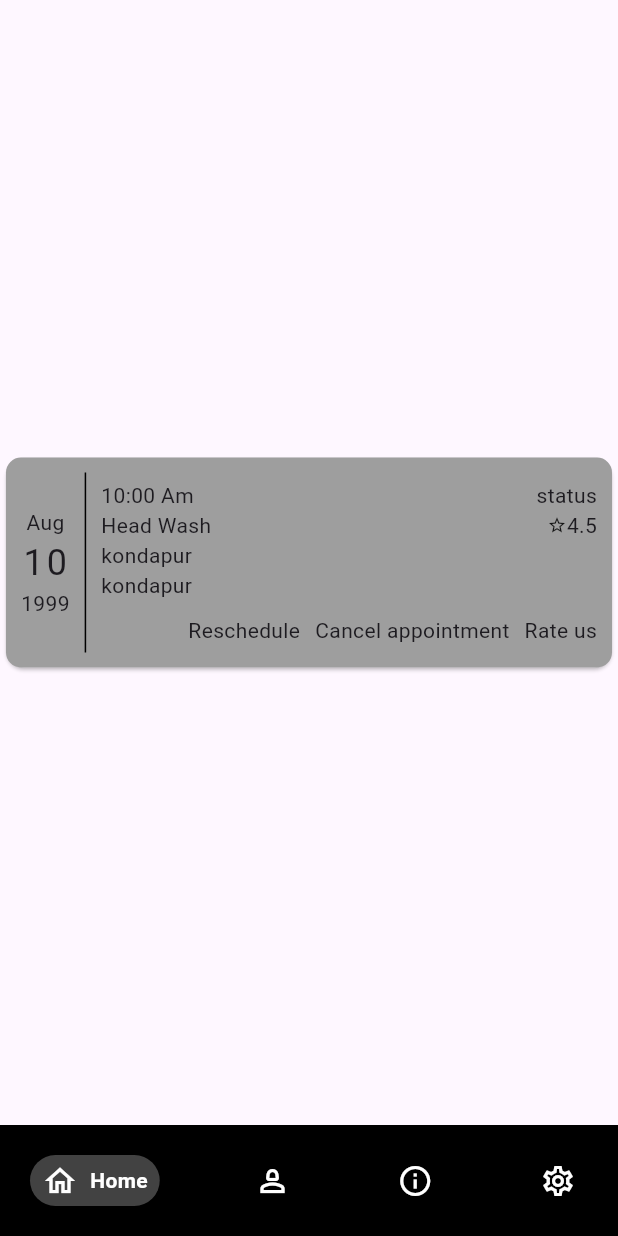
After one commit to PrasadMusini/PRACTICE_FLUTTER, a Flutter app: the BottomNav screen opened directly, on a phone screen of 412 x 824 dp. The commit adds this screen. Run offline on Flutter 3.47's test engine with Material 3 defaults, Android fonts, the phone set to English and light mode, and no system bars; drawn by our look-alikes of google_nav_bar; our stand-ins replace cached_network_image, dotted_border, fl_chart, flutter_svg, marquee, permission_handler and 2 more; missing offline and left inert: flame, progress_loading_button.

Commit message:
Added some features

```diff
--- /dev/null
+++ b/lib/features/bottom_nav_bar.dart
@@ -0,0 +1,65 @@
+import 'package:flutter/material.dart';
+import 'package:google_nav_bar/google_nav_bar.dart';
+import 'package:practice_flutter/temp/page1.dart';
+import 'package:practice_flutter/temp/page2.dart';
+import 'package:practice_flutter/temp/page3.dart';
+import 'package:practice_flutter/temp/page4.dart';
+
+class BottomNav extends StatefulWidget {
+  const BottomNav({super.key});
+
+  @override
+  State<BottomNav> createState() => _BottomNavState();
+}
+
+class _BottomNavState extends State<BottomNav> {
+  int currentIndex = 0;
+  final List<Widget> pages = [
+    const Page1(),
+    const Page2(),
+    const Page3(),
+    const Page4(),
+  ];
+  @override
+  Widget build(BuildContext context) {
+    return Scaffold(
+      body: pages[currentIndex],
+      bottomNavigationBar: Container(
+        padding: const EdgeInsets.all(20),
+        color: Colors.black,
+        child: GNav(
+            selectedIndex: currentIndex,
+            onTabChange: (selectedIndex) {
+              setState(() {
+                currentIndex = selectedIndex;
+              });
+            },
+            gap: 8,
+            padding: const EdgeInsets.symmetric(vertical: 5, horizontal: 8),
+            backgroundColor: Colors.black,
+            color: Colors.white,
+            activeColor: Colors.white,
+            tabBackgroundColor: Colors.grey.shade800,
+            hoverColor: Colors.red,
+            tabs: const [
+              GButton(
+                icon: Icons.home_outlined,
+                text: 'Home',
+              ),
+              GButton(
+                icon: Icons.person_2_outlined,
+                text: 'Profile',
+              ),
+              GButton(
+                icon: Icons.info_outline,
+                text: 'About',
+              ),
+              GButton(
+                icon: Icons.settings_outlined,
+                text: 'Settings',
+              ),
+            ]),
+      ),
+    );
+  }
+}
--- /dev/null
+++ b/lib/temp/page1.dart
@@ -0,0 +1,130 @@
+import 'package:flutter/material.dart';
+
+class Page1 extends StatelessWidget {
+  const Page1({super.key});
+
+  @override
+  Widget build(BuildContext context) {
+    return Scaffold(
+      body: Center(
+        child: cardWithFeedback(),
+      ),
+    );
+  }
+
+  Widget cardWithFeedback() {
+    return Card(
+      child: Column(
+        mainAxisSize: MainAxisSize.min,
+        children: [
+          Container(
+            // height: 120,
+            padding: const EdgeInsets.all(10),
+            decoration: BoxDecoration(
+              color: Colors.grey,
+              borderRadius: BorderRadius.circular(10.0),
+            ),
+            child: Row(
+              children: [
+                Container(
+                  child: const Column(
+                    mainAxisSize: MainAxisSize.min,
+                    mainAxisAlignment: MainAxisAlignment.center,
+                    crossAxisAlignment: CrossAxisAlignment.center,
+                    children: [
+                      Text('Aug'),
+                      Text(
+                        '10',
+                        style: TextStyle(fontSize: 24, letterSpacing: 2),
+                      ),
+                      Text('1999'),
+                    ],
+                  ),
+                ),
+                // const VerticalDivider(
+                //   color: Colors.red,
+                // ),
+                Container(
+                  width: 1,
+                  margin: const EdgeInsets.symmetric(horizontal: 10),
+                  color: Colors.black,
+                  height: 120,
+                ),
+                Expanded(
+                  child: Column(
+                    crossAxisAlignment: CrossAxisAlignment.start,
+                    children: [
+                      Row(
+                        crossAxisAlignment: CrossAxisAlignment.start,
+                        children: [
+                          Expanded(
+                            child: Container(
+                              child: const Column(
+                                crossAxisAlignment: CrossAxisAlignment.start,
+                                children: [
+                                  Text('10:00 Am'),
+                                  Text('Head Wash'),
+                                  Text('kondapur'),
+                                  Text('kondapur'),
+                                ],
+                              ),
+                            ),
+                          ),
+                          Container(
+                            child: const Column(
+                              crossAxisAlignment: CrossAxisAlignment.end,
+                              children: [
+                                Text('status'),
+                                Row(
+                                  mainAxisAlignment: MainAxisAlignment.end,
+                                  children: [
+                                    Icon(
+                                      Icons.star_border_outlined,
+                                      size: 13,
+                                    ),
+                                    Text('4.5'),
+                                  ],
+                                ),
+                              ],
+                            ),
+                          ),
+                        ],
+                      ),
+
+                      // MARK: Here
+                      Container(
+                        // color: Colors.green,
+                        padding: const EdgeInsets.only(top: 10),
+                        child: const Row(
+                          mainAxisAlignment: MainAxisAlignment.end,
+                          children: [
+                            // Flexible(
+                            //   child: Text(
+                            //     'Take a Card widget inside of that card, take a container with a radius of 10, and place your desired child inside the container Take a Card widget inside of that card, take a container with a radius of 10, and place your desired child inside the container.',
+                            //     overflow: TextOverflow.ellipsis,
+                            //     maxLines: 2,
+                            //   ),
+                            // ),
+                            Text('Reschedule'),
+                            SizedBox(
+                              width: 10,
+                            ),
+                            Text('Cancel appointment'),
+                            SizedBox(
+                              width: 10,
+                            ),
+                            Text('Rate us'),
+                          ],
+                        ),
+                      ),
+                    ],
+                  ),
+                ),
+              ],
+            ),
+          ),
+        ],
+      ),
+    );
+  }
+}
--- a/pubspec.yaml
+++ b/pubspec.yaml
@@ -52,6 +52,7 @@ dependencies:
   fl_chart: ^0.67.0
   game: ^0.0.5
   flame: ^1.17.0
+  google_nav_bar: ^5.0.6
 
 dev_dependencies:
   flutter_test:
```
Also changed, not shown: lib/features/auth.dart (added, +129 -0 lines), lib/features/finding_device.dart (added, +23 -0 lines), lib/pages/test_page.dart (+262 -96 lines), lib/temp/page2.dart (added, +14 -0 lines), lib/temp/page3.dart (added, +14 -0 lines), lib/temp/page4.dart (added, +14 -0 lines), pubspec.lock.
